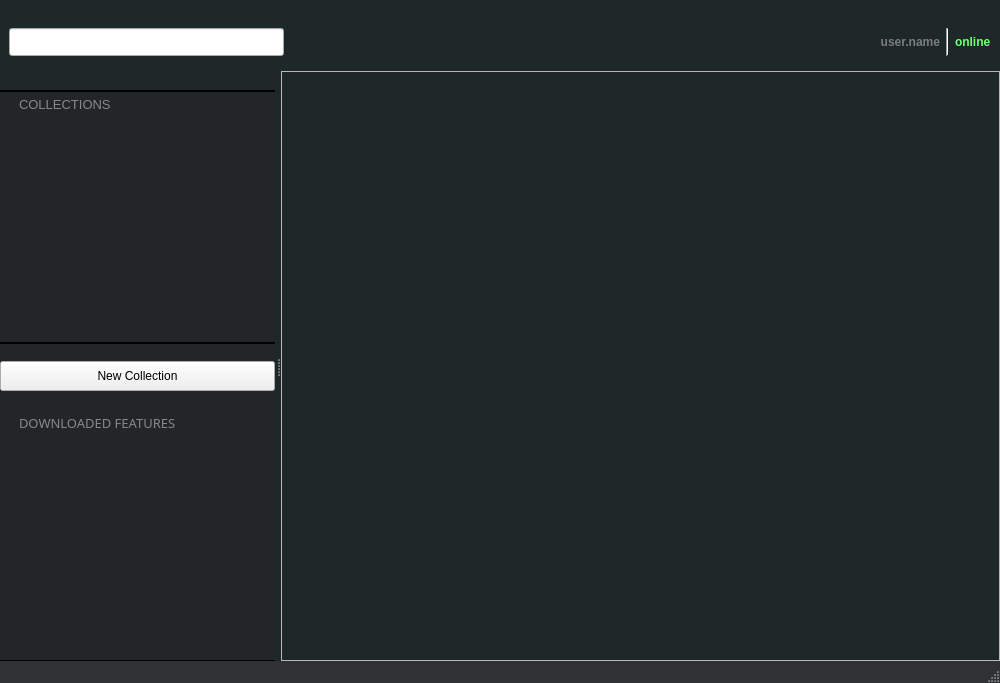
Old version of the form dunyadesktop_app/ui_files/qt_designs/general_design.ui in the repository MTG/dunya-desktop.
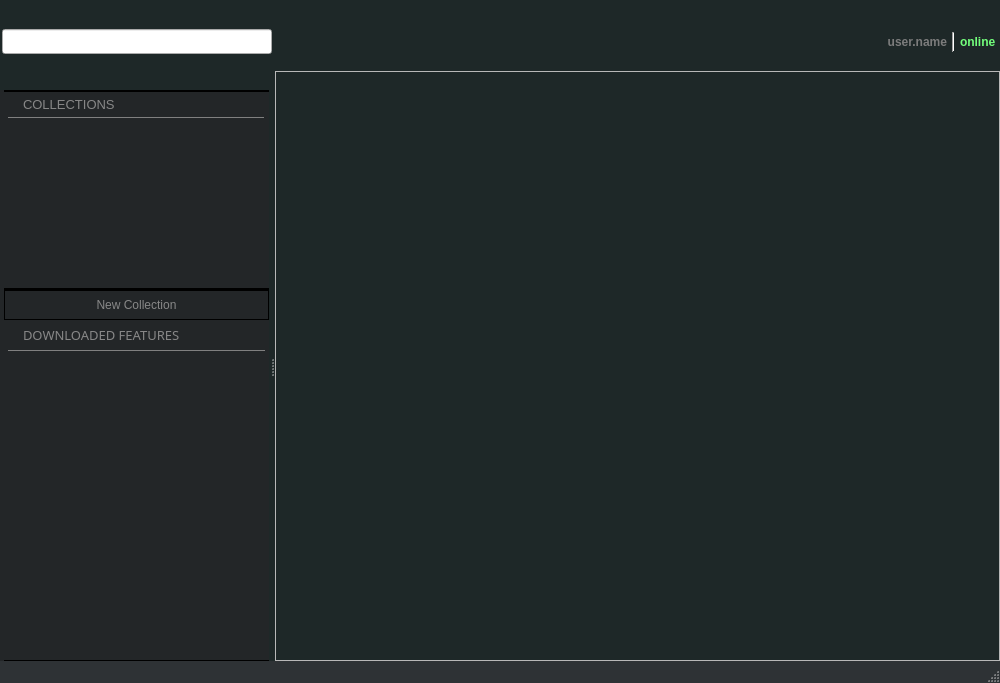
New version of the form.

Commit message: tool button and search line edits are added

Patch:
```diff
--- a/dunyadesktop_app/ui_files/qt_designs/general_design.ui
+++ b/dunyadesktop_app/ui_files/qt_designs/general_design.ui
@@ -27,18 +27,21 @@
   </property>
   <property name="styleSheet">
    <string notr="true">QMainWindow#MainWindow{ background-color: #1E2828;
-}</string>
+																	 color: red;}</string>
   </property>
   <widget class="QWidget" name="centralwidget">
    <layout class="QVBoxLayout" name="verticalLayout_2">
     <property name="spacing">
-     <number>15</number>
+     <number>0</number>
     </property>
     <property name="margin">
      <number>0</number>
     </property>
     <item>
      <widget class="QFrame" name="frame">
+      <property name="styleSheet">
+       <string notr="true"/>
+      </property>
       <property name="frameShape">
        <enum>QFrame::StyledPanel</enum>
       </property>
@@ -78,7 +81,7 @@
    </property>
    <property name="minimumSize">
     <size>
-     <width>275</width>
+     <width>100</width>
      <height>437</height>
     </size>
    </property>
@@ -125,9 +128,18 @@
     </property>
     <layout class="QVBoxLayout" name="verticalLayout">
      <property name="spacing">
-      <number>17</number>
+      <number>0</number>
      </property>
-     <property name="margin">
+     <property name="leftMargin">
+      <number>4</number>
+     </property>
+     <property name="topMargin">
+      <number>0</number>
+     </property>
+     <property name="rightMargin">
+      <number>0</number>
+     </property>
+     <property name="bottomMargin">
       <number>0</number>
      </property>
      <item>
@@ -141,7 +153,13 @@
        <property name="minimumSize">
         <size>
          <width>0</width>
-         <height>150</height>
+         <height>200</height>
+        </size>
+       </property>
+       <property name="maximumSize">
+        <size>
+         <width>16777215</width>
+         <height>200</height>
         </size>
        </property>
        <property name="baseSize">
@@ -198,7 +216,10 @@
         <item>
          <widget class="QListView" name="listView_collections">
           <property name="styleSheet">
-           <string notr="true">QListView#listView_collections {border: transparent;
+           <string notr="true">QListView#listView_collections {border: 1px solid gray;
+																		  border-right-color: transparent;
+																		  border-left-color: transparent;
+																		  border-bottom-color: transparent;
 																		  background-color: #232628; 
 																		  }</string>
           </property>
@@ -230,9 +251,23 @@
          <height>30</height>
         </size>
        </property>
+       <property name="styleSheet">
+        <string notr="true">QToolButton#toolButton_collection {border: 1px solid black;
+																					 background-color: #232628;
+																					 color: #878787;}
+
+QToolButton#toolButton_collection:hover {color: white;}
+</string>
+       </property>
        <property name="text">
         <string>New Collection</string>
        </property>
+       <property name="toolButtonStyle">
+        <enum>Qt::ToolButtonTextBesideIcon</enum>
+       </property>
+       <property name="arrowType">
+        <enum>Qt::NoArrow</enum>
+       </property>
       </widget>
      </item>
      <item>
@@ -299,8 +334,11 @@
         <item>
          <widget class="QTableView" name="tableView_downloaded">
           <property name="styleSheet">
-           <string notr="true">QTableView#tableView_downloaded {border: transparent;
-																					  background-color: #232628; 
+           <string notr="true">QTableView#tableView_downloaded {border: 1px solid gray;
+																		  			  border-right-color: transparent;
+																		  			  border-left-color: transparent;
+																		  			  border-bottom-color: transparent;
+																					  background-color: #232628;
 																					  }</string>
           </property>
          </widget>
@@ -344,6 +382,21 @@
    </attribute>
    <widget class="QWidget" name="dockWidgetContents_3">
     <layout class="QHBoxLayout" name="horizontalLayout">
+     <property name="spacing">
+      <number>5</number>
+     </property>
+     <property name="leftMargin">
+      <number>2</number>
+     </property>
+     <property name="topMargin">
+      <number>0</number>
+     </property>
+     <property name="rightMargin">
+      <number>4</number>
+     </property>
+     <property name="bottomMargin">
+      <number>0</number>
+     </property>
      <item>
       <widget class="QLineEdit" name="lineEdit_search">
        <property name="sizePolicy">
@@ -354,14 +407,14 @@
        </property>
        <property name="minimumSize">
         <size>
-         <width>275</width>
+         <width>270</width>
          <height>10</height>
         </size>
        </property>
        <property name="maximumSize">
         <size>
          <width>150</width>
-         <height>30</height>
+         <height>25</height>
         </size>
        </property>
       </widget>
@@ -375,6 +428,18 @@
      </item>
      <item>
       <widget class="Line" name="line">
+       <property name="sizePolicy">
+        <sizepolicy hsizetype="Fixed" vsizetype="Fixed">
+         <horstretch>0</horstretch>
+         <verstretch>0</verstretch>
+        </sizepolicy>
+       </property>
+       <property name="minimumSize">
+        <size>
+         <width>0</width>
+         <height>20</height>
+        </size>
+       </property>
        <property name="lineWidth">
         <number>1</number>
        </property>
```
